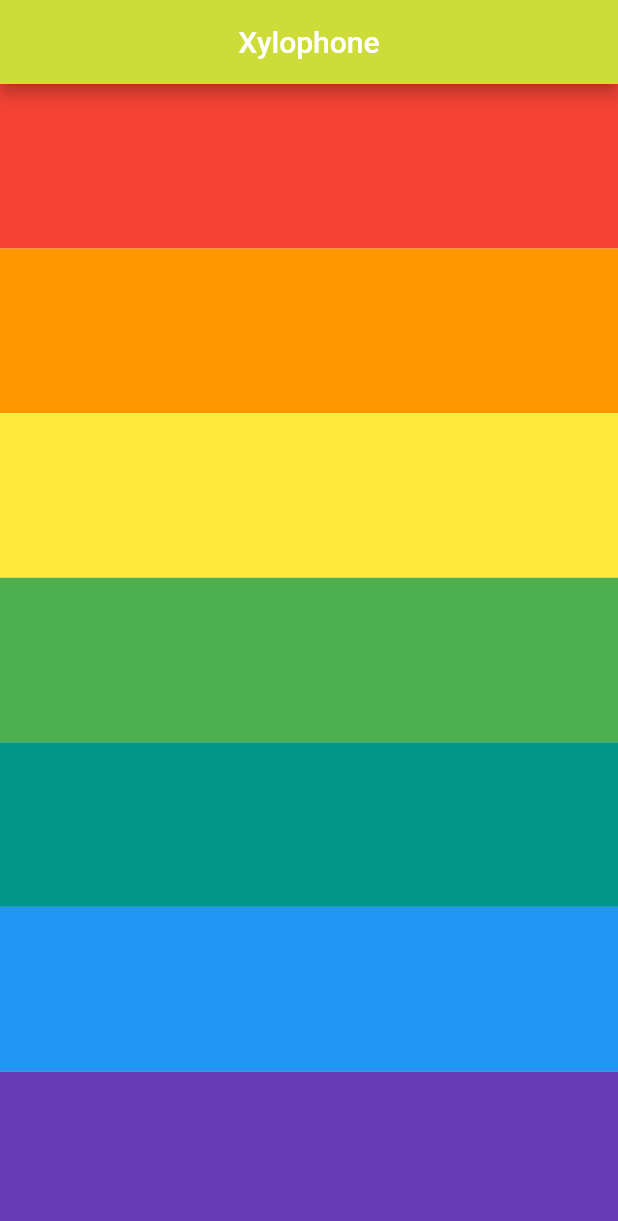
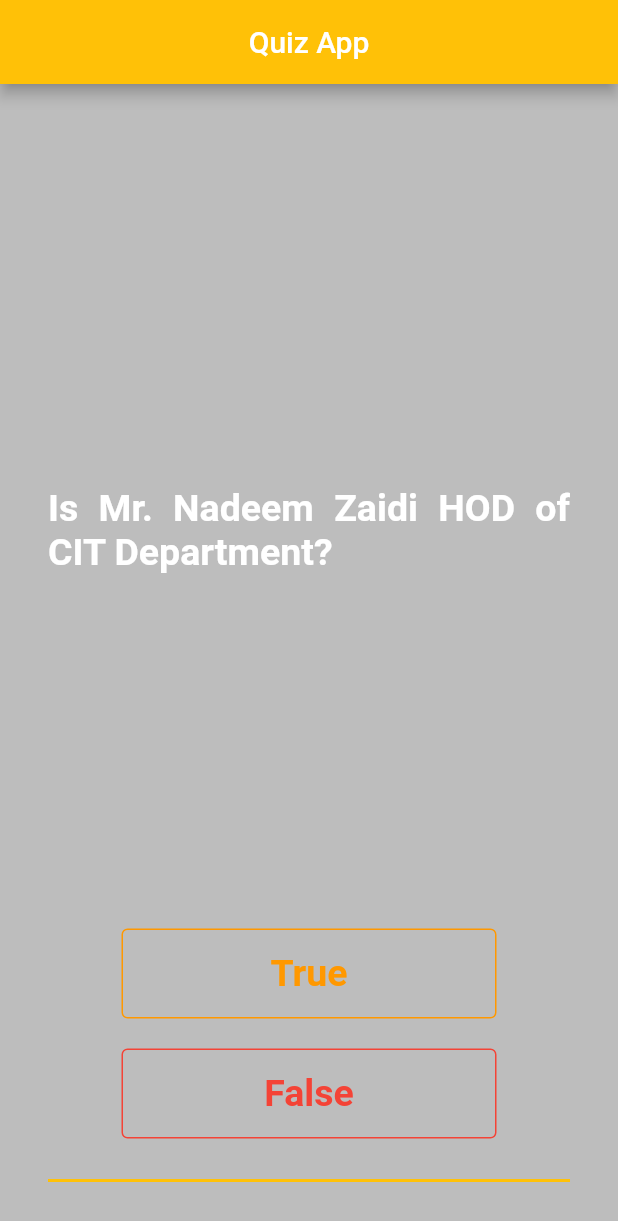
Before and after one commit to 4643880/Basic-Apps-Flutter, a Flutter app: the screen it shows after launch, on a phone screen of 412 x 824 dp. Shown: the top 1221 px of the screen. Run offline on Flutter 3.47's test engine with Material 2 defaults, Android fonts, the light colour scheme and no system bars; our stand-ins replace rflutter_alert.

Commit message:
Quiz App Ends Here

```diff
--- a/lib/main.dart
+++ b/lib/main.dart
@@ -1,67 +1,26 @@
 import 'package:flutter/material.dart';
-import 'package:audioplayers/audioplayers.dart';
+import 'package:flutter_learning_with_angela/pages/quizpage.dart';
+
 
 void main() {
   runApp( MyApp());
 }
 
 class MyApp extends StatelessWidget {
+  const MyApp({ Key? key }) : super(key: key);
 
   @override
   Widget build(BuildContext context) {
     return MaterialApp(
       debugShowCheckedModeBanner: false,
       home: Scaffold(
-        // backgroundColor: Colors.blue.shade600,
+        backgroundColor: Colors.black26,
         appBar: AppBar(
-          title: const Center(child: Text('Xylophone')),
-          backgroundColor: Colors.lime,
+          title: const Center(child: Text('Quiz App')),
+          backgroundColor: Colors.amber,
         ),
-        body: Column(
-          children: [
-            Button(Colors.red, 1),
-            Button(Colors.orange, 2),
-            Button(Colors.yellow, 3),
-            Button(Colors.green, 4),
-            Button(Colors.teal, 5),
-            Button(Colors.blue, 6),
-            Button(Colors.deepPurple, 7),
-          ],
-        ),
+        body: QuizAppPage(),
       ),
     );
   }
-
-
- Expanded Button(Color color, var num) {
-    return Expanded(
-      child: InkWell(
-            onTap: (){
-              final player = AudioCache();
-              player.play('note$num.wav');
-            },
-            child: Container(
-              color: color,
-            ),
-          ),
-    );
-  }
 }
-
-
-
-
-//  InkWell Button(Color color, var num) {
-//     return InkWell(
-//           onTap: (){
-//             final player = AudioCache();
-//             player.play('note$num.wav');
-//           },
-//           child: Container(
-//             height: 50,
-//             width: double.infinity,
-//             color: color,
-//           ),
-//         );
-//   }
-// }
--- /dev/null
+++ b/lib/pages/myquestion.dart
@@ -0,0 +1,9 @@
+class QuestionClass {
+  String questionText;
+  bool questionAnswer;
+
+  QuestionClass(
+    this.questionText,
+    this.questionAnswer,
+  );
+}
--- /dev/null
+++ b/lib/pages/quizbrainfile.dart
@@ -0,0 +1,49 @@
+import 'package:flutter_learning_with_angela/pages/myquestion.dart';
+
+class QuizBrainClass{
+
+  int _questionCounter = 0;
+
+  int _rightResultCounter = 0;
+  int _wrongResultCounter = 0;
+
+  // This is list of Question's Constructor and question's constructor is without named I mean it's not named constructor
+  final List<QuestionClass> _myQuestionBank = [
+    QuestionClass("Is Mr. Nadeem Zaidi HOD of CIT Department?",  true),
+    QuestionClass("Hafeez Jallandri Composed the verses of Pakistan national Anthem?", true),
+    QuestionClass("Are 37 letters in there Urdu alphabets?", true),
+    QuestionClass("The Word 'Urdu' means 'Believers'?", false),
+    QuestionClass( "PPI is not situated in Lahore?", false),
+  ];
+
+  void nextQuestionFunc(){
+    if(_questionCounter < _myQuestionBank.length -1 ){
+      _questionCounter = _questionCounter + 1;
+      // print(_questionCounter);
+      // print(_myQuestionBank.length);
+    }
+  }
+
+  String getQuestionTextFunc(){
+    return _myQuestionBank[_questionCounter].questionText;
+  }
+
+  bool getQuestionsAnsFunc(){
+    return _myQuestionBank[_questionCounter].questionAnswer;
+  }
+
+  bool FinishedFunc(){
+    if(_questionCounter >= _myQuestionBank.length -1){
+      return true;
+    }
+    else{
+      return false;
+    }
+  }
+
+  void reset(){
+    _questionCounter = -1;
+  }
+
+
+}
--- /dev/null
+++ b/lib/pages/quizpage.dart
@@ -0,0 +1,163 @@
+import 'package:flutter/cupertino.dart';
+import 'package:flutter/material.dart';
+import 'package:rflutter_alert/rflutter_alert.dart';
+import 'package:flutter_learning_with_angela/pages/quizbrainfile.dart';
+
+class QuizAppPage extends StatefulWidget {
+  const QuizAppPage({Key? key}) : super(key: key);
+
+  @override
+  _QuizAppPageState createState() => _QuizAppPageState();
+}
+
+class _QuizAppPageState extends State<QuizAppPage> {
+
+  // It is adding the icons
+  List<Widget> scoreKeeperList = [
+    // Examples
+    // const Icon(Icons.check, color: Colors.green,),
+    // const Icon(Icons.close, color: Colors.red,),
+  ];
+
+  // Answers Checking Function
+  void answerCheckingFunc(bool usersAns){
+    setState(() {
+
+        if(brainObj.FinishedFunc() == true){
+          brainObj.reset();
+
+          // List will be empty and will not overflow
+          scoreKeeperList = [];
+
+          Alert(
+                context: context,
+                title: "Finished!",
+                desc: "You have reached the end of Quiz."
+                ).show();
+          }
+
+        else{
+            bool correctAns = brainObj.getQuestionsAnsFunc();
+            if(usersAns == correctAns){
+
+              scoreKeeperList.add(
+              const Icon(Icons.check, color: Colors.green,),
+              );
+
+            }
+            else{
+              scoreKeeperList.add(
+              const Icon(Icons.close, color: Colors.red,),
+              );
+
+            }
+        }
+
+
+        brainObj.nextQuestionFunc();
+
+    });
+  }
+
+  // Getting All Questions and Ans with this object
+  QuizBrainClass brainObj = QuizBrainClass();
+
+  // List<String> questionsList = [
+  //   "Is Mr. Nadeem Zaidi HOD of CIT Department?",
+  //   "Hafeez Jallandri Composed the verses of Pakistan national Anthem?",
+  //   "Are 37 letters in there Urdu alphabets?",
+  //   "The Word 'Urdu' means 'Believers'?",
+  //   "PPI is not situated in Lahore?"
+  // ];
+
+  // List<bool> answersList = [true, true, true, false, false];
+  // int questionCounter = 0;
+
+  @override
+  Widget build(BuildContext context) {
+    return Center(
+      child: Padding(
+        padding: const EdgeInsets.only(top: 32, right: 32, left: 32, bottom: 5),
+        child: Column(
+          // mainAxisAlignment: MainAxisAlignment.center,
+          children: [
+             Expanded(
+              child: Column(
+                mainAxisAlignment: MainAxisAlignment.center,
+                children: [
+                  Align(
+                    child: Text(
+                      brainObj.getQuestionTextFunc(),
+                      textAlign: TextAlign.justify,
+                      style: const TextStyle(
+                          color: Colors.white,
+                          fontSize: 25,
+                          fontWeight: FontWeight.bold),
+                    ),
+                  ),
+                ],
+              ),
+            ),
+            // const SizedBox(
+            //   height: 50,
+            // ),
+            SizedBox(
+              height: 200,
+              child: Column(
+                children: [
+                  OutlinedButton(
+                    style: OutlinedButton.styleFrom(
+                      // backgroundColor: Colors.white,
+                      fixedSize: const Size(250, 60),
+                      primary: Colors.orange,
+                      side: const BorderSide(color: Colors.orange),
+                    ),
+                    onPressed: () {
+                      answerCheckingFunc(true);
+                    },
+                    child: const Text(
+                      "True",
+                      style: TextStyle(
+                          fontSize: 25, fontWeight: FontWeight.bold),
+                    ),
+                  ),
+                  const SizedBox(
+                    height: 20,
+                  ),
+                  OutlinedButton(
+                    style: OutlinedButton.styleFrom(
+                      // backgroundColor: Colors.white,
+                      fixedSize: const Size(250, 60),
+                      primary: Colors.red,
+                      side: const BorderSide(color: Colors.red),
+                    ),
+                    onPressed: () {
+                      answerCheckingFunc(false);
+                    },
+                    child: const Text(
+                      "False",
+                      style: TextStyle(
+                          fontSize: 25, fontWeight: FontWeight.bold),
+                    ),
+                  ),
+                  const SizedBox(
+                    height: 20,
+                  ),
+                  const Divider(thickness: 2, color: Colors.amber),
+                  Row(
+                    children: scoreKeeperList,
+                  ),
+                ],
+              ),
+            ),
+          ],
+        ),
+      ),
+    );
+  }
+}
+
+
+// You can lead a cow down stairs but not up stairs    false
+// Approximately  one quarter of human bones are in the feet  true
+// A slug's blood is green   true
--- a/pubspec.yaml
+++ b/pubspec.yaml
@@ -36,6 +36,7 @@ dependencies:
   cupertino_icons: ^1.0.2
   google_fonts: ^2.1.0
   audioplayers: ^0.20.1
+  rflutter_alert: ^2.0.4
 
 dev_dependencies:
   flutter_test:
```
Also changed, not shown: pubspec.lock.
